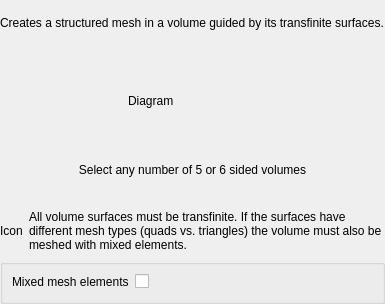
Above: src/Mod/Fem/Gui/Resources/ui/MeshTransfiniteVolume.ui from tomate44/FreeCAD before the change. Below: the same form after it.
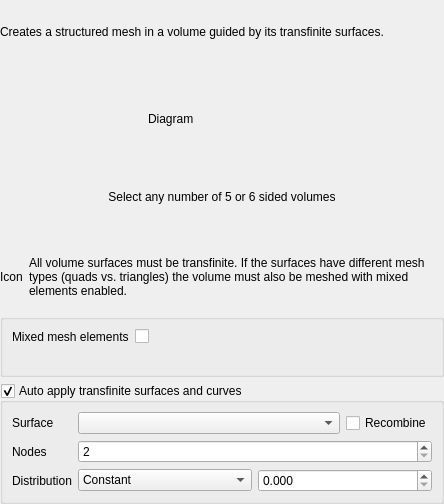
That is the form after the change. Custom widgets are drawn as their Qt base class.

Commit message: FEM: Add automatic transfinite volume algorithm

```diff
--- a/src/Mod/Fem/Gui/Resources/ui/MeshTransfiniteVolume.ui
+++ b/src/Mod/Fem/Gui/Resources/ui/MeshTransfiniteVolume.ui
@@ -6,8 +6,8 @@
    <rect>
     <x>0</x>
     <y>0</y>
-    <width>385</width>
-    <height>304</height>
+    <width>444</width>
+    <height>504</height>
    </rect>
   </property>
   <property name="windowTitle">
@@ -160,7 +160,7 @@
         </sizepolicy>
        </property>
        <property name="text">
-        <string>All volume surfaces must be transfinite. If the surfaces have different mesh types (quads vs. triangles) the volume must also be meshed with mixed elements.</string>
+        <string>All volume surfaces must be transfinite. If the surfaces have different mesh types (quads vs. triangles) the volume must also be meshed with mixed elements enabled.</string>
        </property>
        <property name="wordWrap">
         <bool>true</bool>
@@ -199,8 +199,150 @@
      </layout>
     </widget>
    </item>
+   <item>
+    <widget class="QGroupBox" name="Automation">
+     <property name="toolTip">
+      <string>If activated all edges and surface belonging to the selected volumes, that do not have a transfinite definitions already, become transfinite automatically. 
+Use strategically placed transfinite curve and surface definitions to guide the automatic algorithm.
+
+Notes:
+1. User defined curves propagated to the opposite edges of faces, over all selected faces.
+2. Works with lany number of volumes, either connected or unconnected </string>
+     </property>
+     <property name="title">
+      <string>Auto apply transfinite surfaces and curves</string>
+     </property>
+     <property name="checkable">
+      <bool>true</bool>
+     </property>
+     <layout class="QFormLayout" name="formLayout_2">
+      <item row="1" column="0">
+       <widget class="QLabel" name="label_3">
+        <property name="text">
+         <string>Nodes</string>
+        </property>
+       </widget>
+      </item>
+      <item row="2" column="0">
+       <widget class="QLabel" name="label_8">
+        <property name="text">
+         <string>Distribution</string>
+        </property>
+       </widget>
+      </item>
+      <item row="2" column="1">
+       <layout class="QHBoxLayout" name="horizontalLayout_4">
+        <item>
+         <widget class="QComboBox" name="Distribution">
+          <property name="sizePolicy">
+           <sizepolicy hsizetype="Expanding" vsizetype="Fixed">
+            <horstretch>0</horstretch>
+            <verstretch>0</verstretch>
+           </sizepolicy>
+          </property>
+          <item>
+           <property name="text">
+            <string>Constant</string>
+           </property>
+          </item>
+          <item>
+           <property name="text">
+            <string>Bump</string>
+           </property>
+          </item>
+          <item>
+           <property name="text">
+            <string>Bump Inverted</string>
+           </property>
+          </item>
+          <item>
+           <property name="text">
+            <string>Progression</string>
+           </property>
+          </item>
+          <item>
+           <property name="text">
+            <string>Progression Inverted</string>
+           </property>
+          </item>
+         </widget>
+        </item>
+        <item>
+         <widget class="Gui::DoubleSpinBox" name="Coefficient">
+          <property name="sizePolicy">
+           <sizepolicy hsizetype="Expanding" vsizetype="Fixed">
+            <horstretch>0</horstretch>
+            <verstretch>0</verstretch>
+           </sizepolicy>
+          </property>
+          <property name="decimals">
+           <number>3</number>
+          </property>
+         </widget>
+        </item>
+       </layout>
+      </item>
+      <item row="1" column="1">
+       <widget class="Gui::IntSpinBox" name="Nodes">
+        <property name="sizePolicy">
+         <sizepolicy hsizetype="Expanding" vsizetype="Fixed">
+          <horstretch>0</horstretch>
+          <verstretch>0</verstretch>
+         </sizepolicy>
+        </property>
+        <property name="minimum">
+         <number>2</number>
+        </property>
+        <property name="maximum">
+         <number>99999</number>
+        </property>
+       </widget>
+      </item>
+      <item row="0" column="0">
+       <widget class="QLabel" name="label_4">
+        <property name="text">
+         <string>Surface</string>
+        </property>
+       </widget>
+      </item>
+      <item row="0" column="1">
+       <layout class="QHBoxLayout" name="horizontalLayout_3">
+        <item>
+         <widget class="QComboBox" name="Orientation">
+          <property name="sizePolicy">
+           <sizepolicy hsizetype="Expanding" vsizetype="Fixed">
+            <horstretch>0</horstretch>
+            <verstretch>0</verstretch>
+           </sizepolicy>
+          </property>
+         </widget>
+        </item>
+        <item>
+         <widget class="QCheckBox" name="Recombine">
+          <property name="text">
+           <string>Recombine</string>
+          </property>
+         </widget>
+        </item>
+       </layout>
+      </item>
+     </layout>
+    </widget>
+   </item>
   </layout>
  </widget>
+ <customwidgets>
+  <customwidget>
+   <class>Gui::IntSpinBox</class>
+   <extends>QSpinBox</extends>
+   <header>Gui/SpinBox.h</header>
+  </customwidget>
+  <customwidget>
+   <class>Gui::DoubleSpinBox</class>
+   <extends>QDoubleSpinBox</extends>
+   <header>Gui/SpinBox.h</header>
+  </customwidget>
+ </customwidgets>
  <resources/>
  <connections/>
 </ui>
```
The commit also changes 6 other files.
